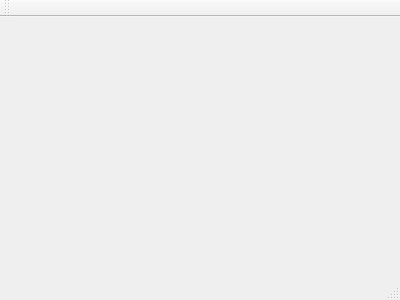
Qt form PROJECT_KART/mainwindow.ui (merovigiam/PRJ_KART) before a commit.
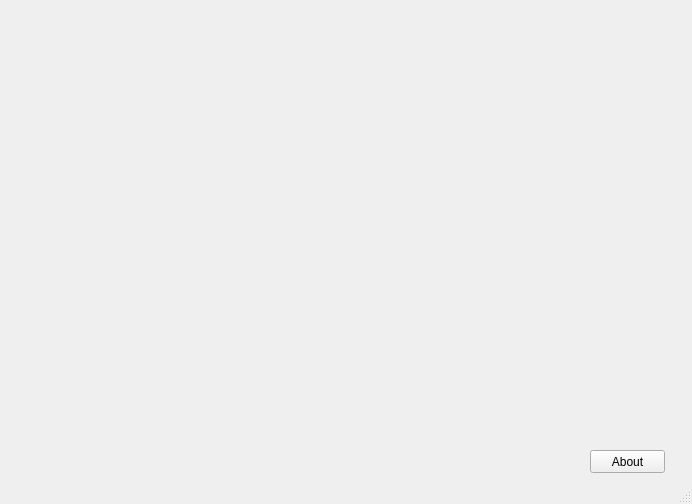
The same form after that commit.

Commit message: First window created, about

```diff
--- a/PROJECT_KART/mainwindow.ui
+++ b/PROJECT_KART/mainwindow.ui
@@ -1,24 +1,35 @@
 <ui version="4.0">
  <class>MainWindow</class>
- <widget class="QMainWindow" name="MainWindow" >
-  <property name="geometry" >
+ <widget class="QMainWindow" name="MainWindow">
+  <property name="geometry">
    <rect>
     <x>0</x>
     <y>0</y>
-    <width>400</width>
-    <height>300</height>
+    <width>692</width>
+    <height>504</height>
    </rect>
   </property>
   <property name="windowTitle" >
    <string>MainWindow</string>
   </property>
-  <widget class="QMenuBar" name="menuBar" />
-  <widget class="QToolBar" name="mainToolBar" />
-  <widget class="QWidget" name="centralWidget" />
-  <widget class="QStatusBar" name="statusBar" />
+  <widget class="QWidget" name="centralWidget">
+   <widget class="QPushButton" name="aboutButton">
+    <property name="geometry">
+     <rect>
+      <x>590</x>
+      <y>450</y>
+      <width>75</width>
+      <height>23</height>
+     </rect>
+    </property>
+    <property name="text">
+     <string>About</string>
+    </property>
+   </widget>
+  </widget>
+  <widget class="QStatusBar" name="statusBar"/>
  </widget>
- <layoutDefault spacing="6" margin="11" />
- <pixmapfunction></pixmapfunction>
+ <layoutdefault spacing="6" margin="11"/>
  <resources/>
  <connections/>
 </ui>
```
Left out of the diff: 3 changed lines with no effect on the pictures. The commit also changes 14 other files.
